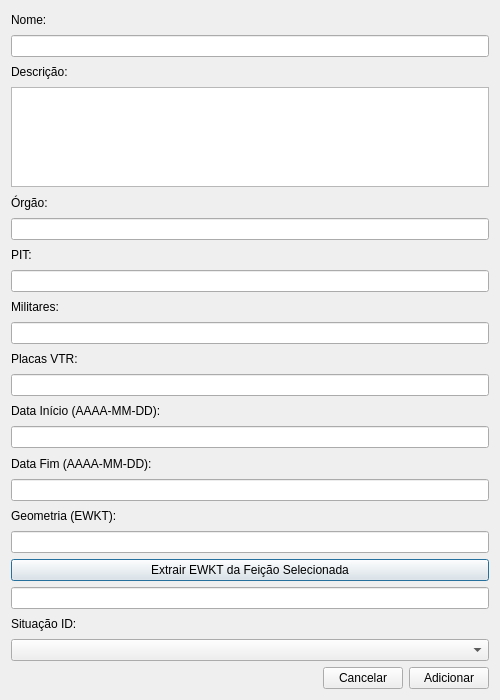
First picture: the form in uis/adicionarCampo.ui, repository dsgoficial/SAP_Gerente, before the edit.
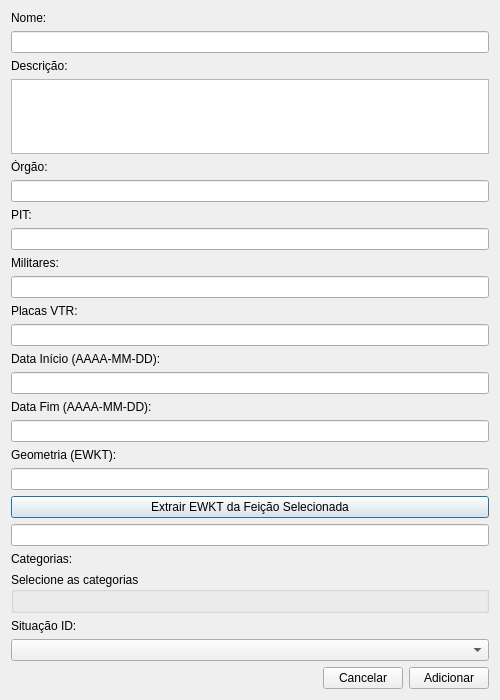
Second picture: the form after the edit.

Commit message: continue campo

The edit to the form file:
```diff
--- a/uis/adicionarCampo.ui
+++ b/uis/adicionarCampo.ui
@@ -125,6 +125,21 @@
      </property>
     </widget>
    </item>
+   <item>
+    <widget class="QLabel" name="labelCategorias">
+     <property name="text">
+      <string>Categorias:</string>
+     </property>
+    </widget>
+   </item>
+   <item>
+    <widget class="QGroupBox" name="categoriasGroup">
+     <property name="title">
+      <string>Selecione as categorias</string>
+     </property>
+     <layout class="QVBoxLayout" name="categoriasLayout"/>
+    </widget>
+   </item>
    <item>
     <widget class="QLabel" name="labelSituacao">
      <property name="text">
```
The commit also changes 15 other files.
